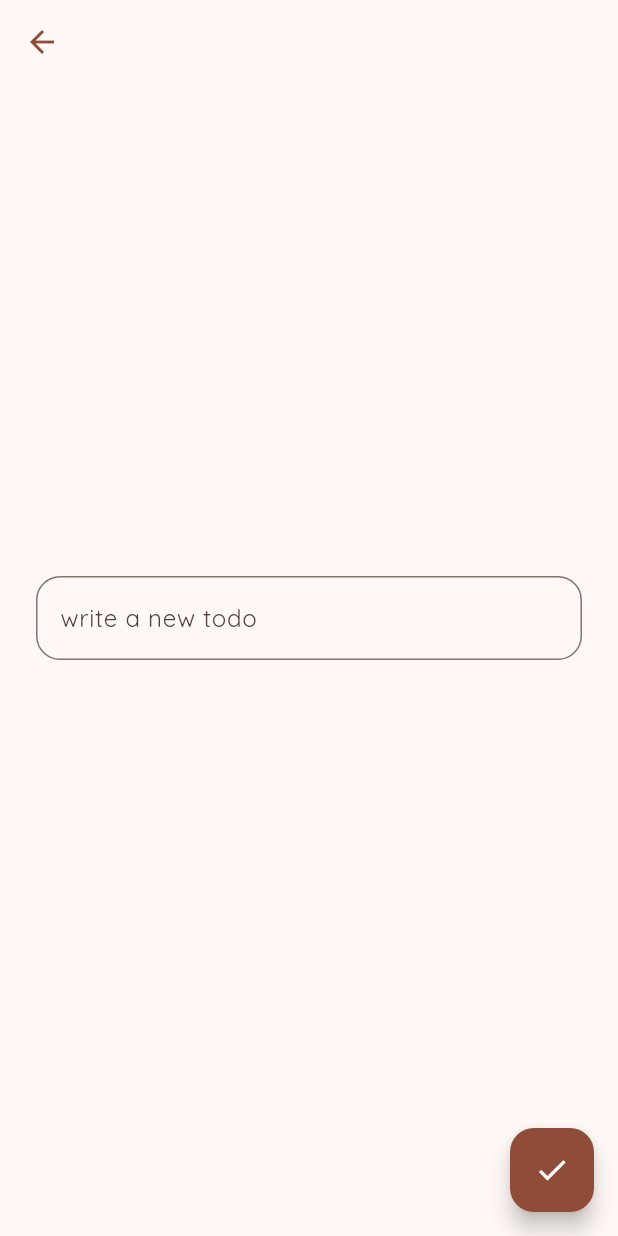
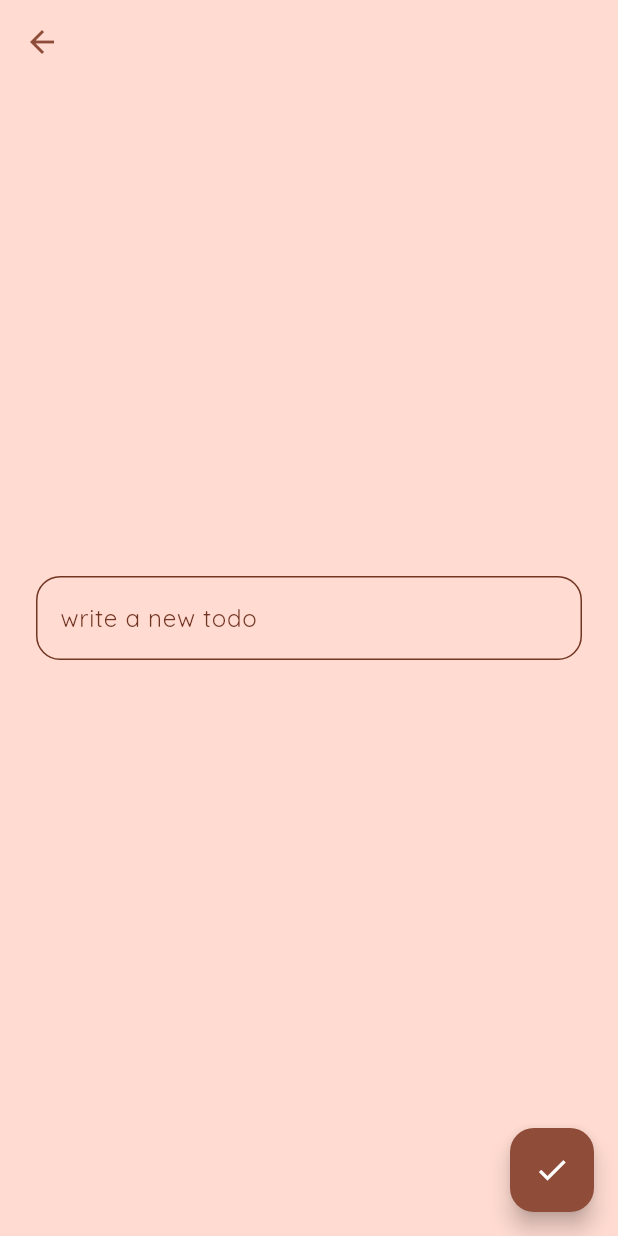
Before and after one commit to marcoovidali/todos, a Flutter app: the screen it shows after launch, after a tap on the "add" icon, on a phone screen of 412 x 824 dp. Run offline on Flutter 3.47's test engine with Material 2 defaults, Android fonts, the phone set to English and light mode, and no system bars; our stand-ins replace cloud_firestore, firebase_core, flutter_spinkit, shared_preferences; accounts and stored records are empty.

Commit message:
Done home

```diff
--- a/lib/models/todo_model.dart
+++ b/lib/models/todo_model.dart
@@ -1,19 +1,17 @@
 class TodoModel {
-  const TodoModel(
-    this.uuid,
-    this.text,
-    this.done,
-  );
+  const TodoModel(this.uuid, this.text, this.done, this.timestamp);
 
   final String uuid;
   final String text;
   final bool done;
+  final DateTime timestamp;
 
   Map<String, dynamic> toMap() {
     return {
       'uuid': uuid,
       'text': text,
       'done': done,
+      'timestamp': timestamp,
     };
   }
 }
--- a/lib/screens/add_a_todo_screen.dart
+++ b/lib/screens/add_a_todo_screen.dart
@@ -25,6 +25,7 @@ class _AddATodoScreenState extends State<AddATodoScreen> {
   Widget build(BuildContext context) {
     return Scaffold(
       extendBodyBehindAppBar: true,
+      backgroundColor: widget.theme.colorScheme.primaryContainer,
       appBar: NavBar(
         theme: widget.theme,
         context: context,
@@ -40,6 +41,7 @@ class _AddATodoScreenState extends State<AddATodoScreen> {
                 child: TodoForm(
                   todoFormKey: todoFormKey,
                   newTodo: newTodo,
+                  theme: widget.theme,
                 ),
               ),
             )
@@ -61,6 +63,7 @@ class NavBar extends AppBar {
 
   NavBar({super.key, required this.theme, required this.context})
       : super(
+          backgroundColor: theme.colorScheme.primaryContainer,
           leading: IconButton(
             onPressed: () => NavigatorUtil().home(context, theme),
             icon: Icon(
@@ -72,14 +75,15 @@ class NavBar extends AppBar {
 }
 
 class TodoForm extends StatelessWidget {
-  const TodoForm({
-    super.key,
-    required this.todoFormKey,
-    required this.newTodo,
-  });
+  const TodoForm(
+      {super.key,
+      required this.todoFormKey,
+      required this.newTodo,
+      required this.theme});
 
   final GlobalKey<FormState> todoFormKey;
   final TextEditingController newTodo;
+  final ThemeData theme;
 
   String? validate(value) {
     if (value == null || value.isEmpty) {
@@ -95,12 +99,20 @@ class TodoForm extends StatelessWidget {
       child: TextFormField(
         controller: newTodo,
         validator: (value) => validate(value),
-        decoration: const InputDecoration(
+        decoration: InputDecoration(
           hintText: 'write a new todo',
-          border: OutlineInputBorder(
+          hintStyle: TextStyle(color: theme.colorScheme.onPrimaryContainer),
+          border: const OutlineInputBorder(
             borderRadius: BorderRadius.all(
               Radius.circular(16),
             ),
+          ),
+          enabledBorder: OutlineInputBorder(
+            borderRadius: const BorderRadius.all(
+              Radius.circular(16),
+            ),
+            borderSide: BorderSide(
+                width: 1, color: theme.colorScheme.onPrimaryContainer),
           ),
         ),
       ),
--- a/lib/screens/home_screen.dart
+++ b/lib/screens/home_screen.dart
@@ -1,16 +1,168 @@
+import 'package:cloud_firestore/cloud_firestore.dart';
 import 'package:flutter/material.dart';
-import 'package:todos/utils/navigator_util.dart';
+import 'package:flutter_spinkit/flutter_spinkit.dart';
+import 'package:todos/utils/todo_util.dart';
 
-class HomeScreen extends StatelessWidget {
+import '../utils/navigator_util.dart';
+
+class HomeScreen extends StatefulWidget {
   const HomeScreen({super.key});
 
   @override
+  State<HomeScreen> createState() => _HomeScreenState();
+}
+
+class _HomeScreenState extends State<HomeScreen> {
+  late final ThemeData theme = Theme.of(context);
+  late final Size size = MediaQuery.of(context).size;
+  late final double todosWidth = size.width < 600 ? double.infinity : 600;
+
+  void deleteTodo(String docId) {
+    TodoUtil().delete(docId);
+
+    // updating future builder
+    setState(() {});
+  }
+
+  @override
   Widget build(BuildContext context) {
-    final ThemeData theme = Theme.of(context);
+    return FutureBuilder<QuerySnapshot<Map<String, dynamic>>>(
+      future: TodoUtil().getAll(),
+      builder: (
+        context,
+        AsyncSnapshot<QuerySnapshot<Map<String, dynamic>>> snapshot,
+      ) {
+        return Scaffold(
+          backgroundColor: theme.colorScheme.primaryContainer,
+          body: Column(
+            children: [
+              if (snapshot.hasData)
+                if (snapshot.data!.docs.isEmpty)
+                  AddATodoToGetStarted(theme: theme)
+                else
+                  Expanded(
+                    child: Padding(
+                      padding: const EdgeInsets.all(8),
+                      child: Todos(
+                        theme: theme,
+                        docs: snapshot.data!.docs,
+                        deleteTodo: deleteTodo,
+                      ),
+                    ),
+                  )
+              else
+                Loading(theme: theme)
+            ],
+          ),
+          floatingActionButton: AddATodo(theme: theme),
+        );
+      },
+    );
+  }
+}
 
-    return Scaffold(
-      floatingActionButton: AddATodo(
-        theme: theme,
+class Todos extends StatefulWidget {
+  const Todos({
+    super.key,
+    required this.theme,
+    required this.docs,
+    required this.deleteTodo,
+  });
+
+  final ThemeData theme;
+  final List<DocumentSnapshot> docs;
+  final Function deleteTodo;
+
+  @override
+  State<Todos> createState() => _TodosState();
+}
+
+class _TodosState extends State<Todos> {
+  @override
+  Widget build(BuildContext context) {
+    return ListView(
+      children: [
+        for (final doc in widget.docs)
+          Card(
+            color: widget.theme.colorScheme.primary,
+            child: Padding(
+              padding: const EdgeInsets.all(24),
+              child: Row(
+                children: [
+                  Expanded(
+                    child: Text(
+                      doc['text'],
+                      style: TextStyle(
+                        color: widget.theme.colorScheme.onPrimary,
+                      ),
+                    ),
+                  ),
+                  IconButton(
+                    color: widget.theme.colorScheme.onPrimary,
+                    iconSize: 19,
+                    onPressed: () => widget.deleteTodo(doc.id),
+                    icon: const Icon(Icons.delete),
+                  )
+                ],
+              ),
+            ),
+          ),
+        const SizedBox(
+          height: 70,
+        )
+      ],
+    );
+  }
+}
+
+class AddATodoToGetStarted extends StatelessWidget {
+  const AddATodoToGetStarted({
+    super.key,
+    required this.theme,
+  });
+
+  final ThemeData theme;
+
+  @override
+  Widget build(BuildContext context) {
+    return Expanded(
+      child: Column(
+        mainAxisAlignment: MainAxisAlignment.center,
+        children: [
+          Center(
+            child: Text(
+              'add a todo to get started',
+              style: TextStyle(
+                color: theme.colorScheme.onPrimaryContainer,
+              ),
+            ),
+          ),
+        ],
+      ),
+    );
+  }
+}
+
+class Loading extends StatelessWidget {
+  const Loading({
+    super.key,
+    required this.theme,
+  });
+
+  final ThemeData theme;
+
+  @override
+  Widget build(BuildContext context) {
+    return Expanded(
+      child: Column(
+        mainAxisAlignment: MainAxisAlignment.center,
+        children: [
+          Center(
+            child: SpinKitPulse(
+              color: theme.colorScheme.primary,
+            ),
+          ),
+        ],
       ),
     );
   }
--- a/lib/utils/todo_util.dart
+++ b/lib/utils/todo_util.dart
@@ -3,10 +3,28 @@ import 'package:todos/models/todo_model.dart';
 import 'package:todos/utils/uuid_util.dart';
 
 class TodoUtil {
+  final FirebaseFirestore firestore = FirebaseFirestore.instance;
+
   Future<void> add(String text) async {
-    final FirebaseFirestore firestore = FirebaseFirestore.instance;
     await firestore.collection('todos').add(
-          TodoModel(await UuidUtil().get(), text, false).toMap(),
+          TodoModel(
+            await UuidUtil().get(),
+            text,
+            false,
+            DateTime.now(),
+          ).toMap(),
         );
   }
+
+  Future<QuerySnapshot<Map<String, dynamic>>> getAll() async {
+    return await firestore
+        .collection('todos')
+        .where('uuid', isEqualTo: await UuidUtil().get())
+        .orderBy('timestamp', descending: true)
+        .get();
+  }
+
+  void delete(String docId) async {
+    await firestore.collection('todos').doc(docId).delete();
+  }
 }
```
